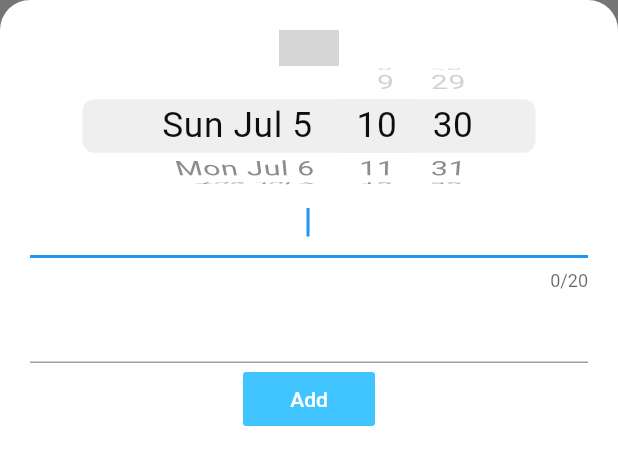
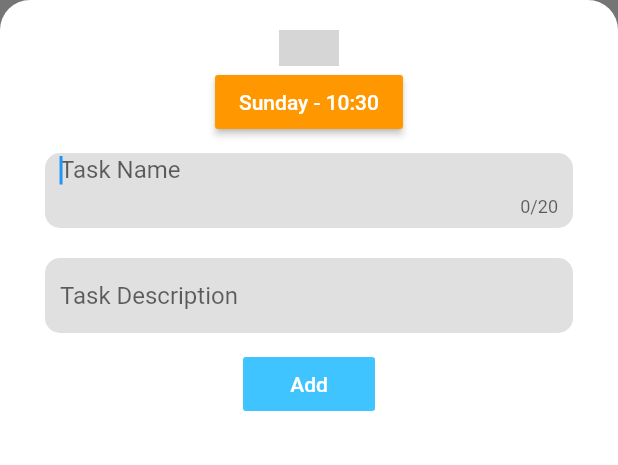
Before and after one commit to danielwse/Orbital, a Flutter app: the AddTask widget shown alone on an empty page, opened directly, on a phone screen of 412 x 824 dp. Shown: the top 465 px of the screen. Run offline on Flutter 3.47's test engine with Material 2 defaults, Android fonts, the phone set to English and light mode, and no system bars; our stand-ins replace flutter_slidable, grouped_list, sqflite; missing offline and left inert: animated_widgets, flutter_rounded_progress_bar, fswitch, moneytextformfield, wc_form_validators; accounts and stored records are empty; grey boxes are pictures that could not be loaded.

Commit message:
updated state management for add task

```diff
--- a/DaySpend/lib/planner/add_task.dart
+++ b/DaySpend/lib/planner/add_task.dart
@@ -1,3 +1,4 @@
+import 'package:DaySpend/planner/picker.dart';
 import 'package:DaySpend/planner/task_function.dart';
 import 'package:flutter/cupertino.dart';
 import 'package:flutter/material.dart';
@@ -9,12 +10,6 @@ class AddTask extends StatelessWidget {
   @override
   Widget build(BuildContext context) {
     DateTime datetime = DateTime.now();
-    DateTime setTime = DateTime.now();
-    String name;
-    String index = getDay(datetime);
-    String time = DateFormat('Hm').format(datetime).toString();
-    String description;
-    bool notify = false;
 
     return Container(
       color: Color(0xff757575),
@@ -30,12 +25,12 @@ class AddTask extends StatelessWidget {
         child: Column(
           children: <Widget>[
             FSwitch(
-              open: notify,
+              open: Provider.of<TaskFunction>(context).storedNotify(),
               width: 40,
               height: 24,
               openColor: Colors.teal,
               onChanged: (v) {
-                notify = !notify;
+                Provider.of<TaskFunction>(context).changeNotify(!Provider.of<TaskFunction>(context).storedNotify());
               },
               closeChild: Icon(
                 Icons.notifications_off,
@@ -51,35 +46,60 @@ class AddTask extends StatelessWidget {
             Row(
               mainAxisAlignment: MainAxisAlignment.center,
               children: <Widget>[
-                Container(
-                  height: 80,
-                  width: MediaQuery.of(context).copyWith().size.width / 1.2,
-                  child: CupertinoDatePicker(
-                    mode: CupertinoDatePickerMode.dateAndTime,
-                    initialDateTime: datetime,
-                    onDateTimeChanged: (DateTime dt) {
-                      time = DateFormat('Hm').format(dt).toString();
-                      index = getDay(dt);
-                      setTime = dt;
-                    },
-                    use24hFormat: true,
-                    minuteInterval: 1,
-                    minimumDate: datetime,
-                    maximumDate: datetime.add(Duration(days: 7)),
+                PickerButton(
+                  initDateTime: datetime,
                 ),
-                )
               ],
             ),
-            TextField(
+            Container(
+              height: 50,
+              alignment: Alignment.topCenter,
+              padding: const EdgeInsets.symmetric(
+                  horizontal: 10, vertical: 10),
+              margin: const EdgeInsets.symmetric(
+                  horizontal: 10, vertical: 10),
+              decoration: BoxDecoration(
+                  color: Colors.black12,
+                  borderRadius:
+                  BorderRadius.circular(10)),
+              child: TextField(
                   maxLength: 20,
                   autofocus: true,
-              textAlign: TextAlign.center,
-              onChanged: (newName) {name = newName;},
+                  textAlign: TextAlign.start,
+                  onChanged: (String newName) {
+                    Provider.of<TaskFunction>(context).changeName(newName);
+                    },
+                  showCursor: true,
+                  maxLengthEnforced: true,
+                  decoration:
+                  InputDecoration.collapsed(
+                    hintText: 'Task Name',
+                  )
               ),
-            TextField(
-              autofocus: true,
+            ),
+            Container(
+              height: 50,
+              alignment: Alignment.center,
+              padding: const EdgeInsets.symmetric(horizontal: 10),
+              margin: const EdgeInsets.symmetric(
+                  horizontal: 10, vertical: 10),
+              decoration: BoxDecoration(
+                  color: Colors.black12,
+                  borderRadius:
+                  BorderRadius.circular(10)),
+              child: TextField(
+                  autofocus: false, maxLines: null,
                   textAlign: TextAlign.start,
-              onChanged: (newDes) {description = newDes;},
+                  onChanged: (String newDes) {
+                    Provider.of<TaskFunction>(context).changeDes(newDes);
+                  },
+                  showCursor: true,
+                  maxLengthEnforced: true,
+                  decoration:
+                  InputDecoration.collapsed(
+                    hintText: 'Task Description',
+                  )
+              ),
             ),
             FlatButton(
               child: Text(
@@ -90,9 +110,17 @@ class AddTask extends StatelessWidget {
               ),
               color: Colors.lightBlueAccent,
               onPressed: () {
+                String name = Provider.of<TaskFunction>(context).storedName();
                 if (name != null) {
+                  DateTime setTime = Provider.of<TaskFunction>(context).storedDateTime();
+                  print("from add task" + setTime.toString());
+                  String index = getIndex(setTime);
+                  String time = DateFormat('Hm').format(setTime).toString();
+                  String description = Provider.of<TaskFunction>(context).storedDes();
+                  bool notify = Provider.of<TaskFunction>(context).storedNotify();
                   Provider.of<TaskFunction>(context).addTask(index,name,time,(description != null ? description : 'This task has no description'), notify, setTime);
                 }
+                Provider.of<TaskFunction>(context).resetAddTask();
                 Navigator.pop(context);
               },
             ),
@@ -101,9 +129,7 @@ class AddTask extends StatelessWidget {
       ),
     );
   }
-}
-
-String getDay(DateTime dt){
+  String getIndex(DateTime dt){
     String i;
     switch (DateFormat('EEEE').format(dt).toString()) {
       case 'Monday': i = '1'; break;
@@ -116,3 +142,4 @@ String getDay(DateTime dt){
     }
     return i;
   }
+}
--- /dev/null
+++ b/DaySpend/lib/planner/picker.dart
@@ -0,0 +1,78 @@
+import 'package:DaySpend/planner/task_function.dart';
+import 'package:flutter/cupertino.dart';
+import 'package:flutter/material.dart';
+import 'package:intl/intl.dart';
+import 'package:provider/provider.dart';
+
+class PickerButton extends StatefulWidget {
+  final DateTime initDateTime;
+  PickerButton({this.initDateTime});
+
+  @override
+  _PickerButtonState createState() => _PickerButtonState();
+}
+
+class _PickerButtonState extends State<PickerButton> {
+  DateTime newDateTime;
+  DateTime tempOldDateTime;
+
+  @override
+  void initState() {
+    newDateTime = widget.initDateTime;
+    tempOldDateTime = widget.initDateTime;
+    return super.initState();
+  }
+
+  @override
+  Widget build(BuildContext context) {
+    return Consumer<TaskFunction>(
+      builder: (context, tempDateTimeData, child) {
+        return MaterialButton(
+          child: Text(
+            DateFormat('EEEE').format(newDateTime).toString() + " - " + DateFormat('Hm').format(newDateTime).toString(),
+            style: TextStyle(color: Colors.white),
+          ),
+          color: Colors.orange,
+          onPressed: () {
+            showModalBottomSheet(
+                context: context,
+                builder: (BuildContext builder) {
+                  return Column(
+                    children: <Widget>[
+                      Container(
+                        height: MediaQuery.of(context).copyWith().size.height / 3,
+                        width: MediaQuery.of(context).copyWith().size.width / 1.2,
+                        child: CupertinoDatePicker(
+                          mode: CupertinoDatePickerMode.dateAndTime,
+                          initialDateTime: newDateTime,
+                          onDateTimeChanged: (DateTime dt) {
+                            setState(() {
+                              newDateTime = dt;
+                            });
+                          },
+                          use24hFormat: true,
+                          minuteInterval: 1,
+                          minimumDate: tempOldDateTime,
+                          maximumDate: tempOldDateTime.add(Duration(days: 7)),
+                        ),
+                      ),
+                      MaterialButton(
+                        child: Text(
+                          'Save',
+                          style: TextStyle(color: Colors.white),
+                        ),
+                        color: Colors.blue,
+                        onPressed: () {
+                          tempDateTimeData.changeDateTime(newDateTime);
+                          Navigator.pop(context);
+                        },
+                      )
+                    ],
+                  );
+                });
+          },
+        );
+      },
+    );
+  }
+}
--- a/DaySpend/lib/planner/task_tile.dart
+++ b/DaySpend/lib/planner/task_tile.dart
@@ -86,7 +86,7 @@ class TaskTile extends StatelessWidget {
             child: (taskComplete ?
             IconSlideAction(caption: 'Archive', color: Colors.teal, icon: Icons.archive, onTap: archiveCallback) :
             (taskOverdue ?
-            IconSlideAction(caption: 'Reschedule', color: Colors.redAccent, icon: Icons.replay) :
+            IconSlideAction(caption: 'Schedule', color: Colors.redAccent, icon: Icons.replay) :
             IconSlideAction(caption: 'Archive', color: Colors.black26, icon: Icons.archive))),
         ),],
       secondaryActions: <Widget>[
```
Also changed, not shown: DaySpend/lib/planner/task_function.dart (+50 -0 lines), 1 other file. Lines whose indentation alone changed are shown as unchanged.
